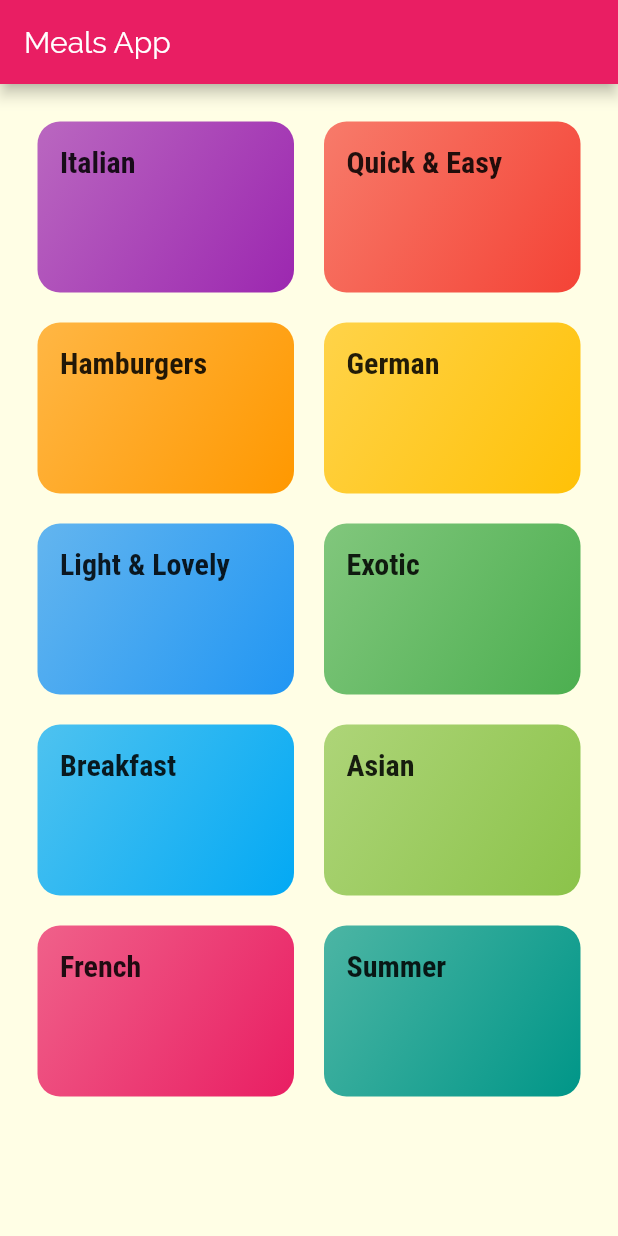
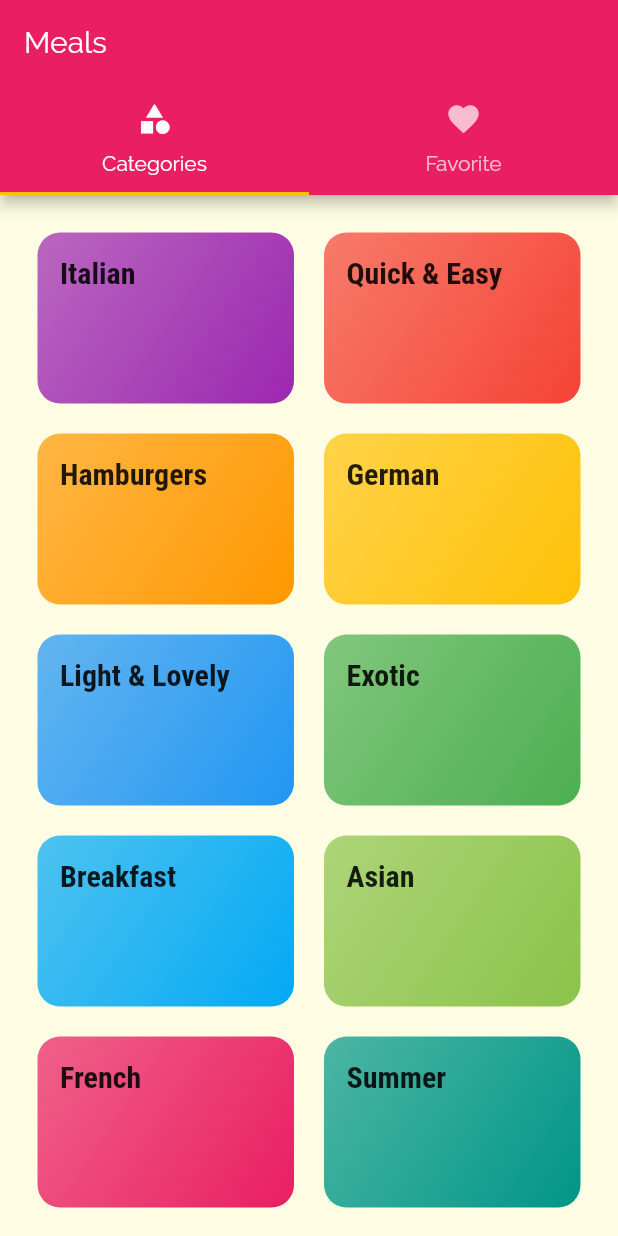
Before and after one commit to triyono777/mealsAppUdemy, a Flutter app: the screen it shows after launch, on a phone screen of 412 x 824 dp. Run offline on Flutter 3.47's test engine with Material 2 defaults, Android fonts, the phone set to English and light mode, and no system bars.

Commit message:
add tambah tab screen

```diff
--- a/lib/main.dart
+++ b/lib/main.dart
@@ -2,6 +2,7 @@ import 'package:flutter/material.dart';
 import 'package:meals_app/screen/categories_screen.dart';
 import 'package:meals_app/screen/category_meals_screen.dart';
 import 'package:meals_app/screen/meal_detail_screen.dart';
+import 'package:meals_app/screen/tabs_screen.dart';
 
 void main() => runApp(MyApp());
 
@@ -33,7 +34,7 @@ class MyApp extends StatelessWidget {
 //      home: CategoriesScreen(),
       initialRoute: '/', // default is '/'
       routes: {
-        '/': (ctx) => CategoriesScreen(),
+        '/': (ctx) => TabsScreen(),
         CategoryMealsScreen.routeName: (ctx) => CategoryMealsScreen(),
         MealDetailScreen.routeName: (ctx) => MealDetailScreen(),
       },
--- a/lib/screen/categories_screen.dart
+++ b/lib/screen/categories_screen.dart
@@ -5,11 +5,7 @@ import '../widgets/category_item.dart';
 class CategoriesScreen extends StatelessWidget {
   @override
   Widget build(BuildContext context) {
-    return Scaffold(
-      appBar: AppBar(
-        title: const Text('Meals App'),
-      ),
-      body: GridView(
+    return GridView(
         padding: const EdgeInsets.all(25),
         children: DUMMY_CATEGORIES
             .map(
@@ -22,8 +18,6 @@ class CategoriesScreen extends StatelessWidget {
           childAspectRatio: 3 / 2,
           crossAxisSpacing: 20,
           mainAxisSpacing: 20,
-        ),
-      ),
-    );
+        ));
   }
 }
--- /dev/null
+++ b/lib/screen/favorites_screen.dart
@@ -0,0 +1,10 @@
+import 'package:flutter/material.dart';
+
+class FavoritesScreen extends StatelessWidget {
+  @override
+  Widget build(BuildContext context) {
+    return Center(
+      child: Text('Favorite'),
+    );
+  }
+}
--- a/lib/screen/meal_detail_screen.dart
+++ b/lib/screen/meal_detail_screen.dart
@@ -1,3 +1,4 @@
+import 'package:flutter/cupertino.dart';
 import 'package:flutter/material.dart';
 import 'package:meals_app/dummy_data.dart';
 
--- /dev/null
+++ b/lib/screen/tabs_screen.dart
@@ -0,0 +1,41 @@
+import 'package:flutter/material.dart';
+import 'package:meals_app/screen/categories_screen.dart';
+import 'package:meals_app/screen/favorites_screen.dart';
+
+class TabsScreen extends StatefulWidget {
+  @override
+  _TabsScreenState createState() => _TabsScreenState();
+}
+
+class _TabsScreenState extends State<TabsScreen> {
+  @override
+  Widget build(BuildContext context) {
+    return DefaultTabController(
+      length: 2,
+//      initialIndex: 0,
+      child: Scaffold(
+        appBar: AppBar(
+          title: Text('Meals'),
+          bottom: TabBar(
+            tabs: <Widget>[
+              Tab(
+                icon: Icon(Icons.category),
+                text: 'Categories',
+              ),
+              Tab(
+                icon: Icon(Icons.favorite),
+                text: 'Favorite',
+              ),
+            ],
+          ),
+        ),
+        body: TabBarView(
+          children: <Widget>[
+            CategoriesScreen(),
+            FavoritesScreen(),
+          ],
+        ),
+      ),
+    );
+  }
+}
```
